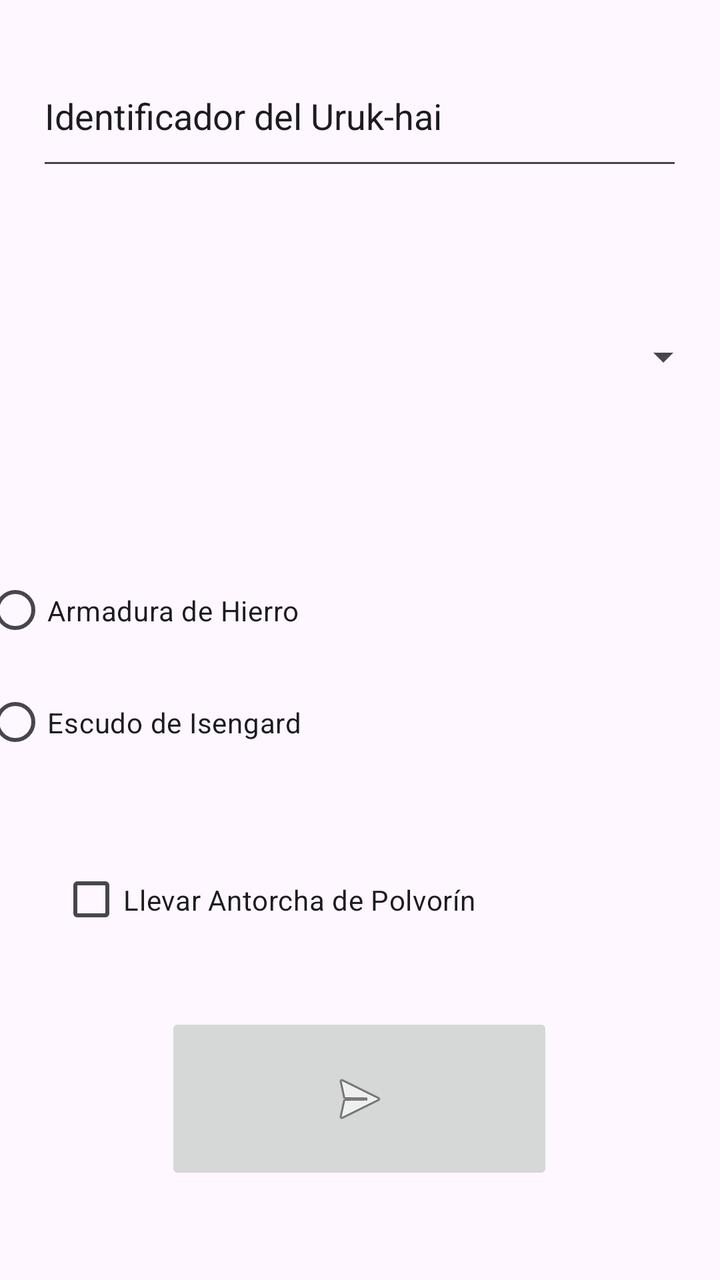
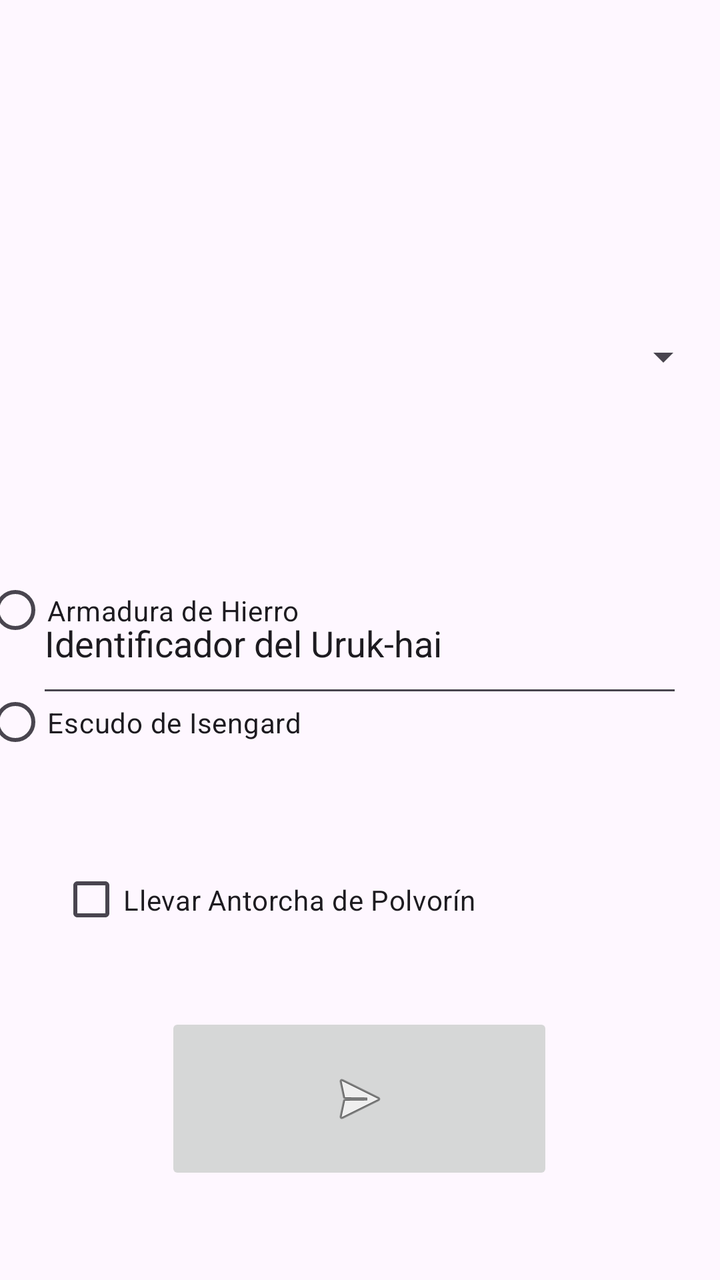

An Android layout rendered at two revisions. The XML below is the earlier revision; the diff shows what the commit changed to produce the second picture.
<!-- AndroidManifest.xml: application theme Theme.Examen_Practico -->
<!-- res/layout/activity_main.xml -->
<?xml version="1.0" encoding="utf-8"?>
<androidx.constraintlayout.widget.ConstraintLayout xmlns:android="http://schemas.android.com/apk/res/android"
    xmlns:app="http://schemas.android.com/apk/res-auto"
    xmlns:tools="http://schemas.android.com/tools"
    android:id="@+id/main"
    android:layout_width="match_parent"
    android:layout_height="match_parent"
    tools:context=".MainActivity">

    <EditText
        android:id="@+id/nombreUh"
        android:layout_width="323dp"
        android:layout_height="67dp"
        android:ems="10"
        android:inputType="text"
        android:text="Identificador del Uruk-hai"
        app:layout_constraintBottom_toBottomOf="parent"
        app:layout_constraintEnd_toEndOf="parent"
        app:layout_constraintHorizontal_bias="0.497"
        app:layout_constraintStart_toStartOf="parent"
        app:layout_constraintTop_toTopOf="parent"
        app:layout_constraintVertical_bias="0.04" />

    <Spinner
        android:id="@+id/TipUd"
        android:layout_width="351dp"
        android:layout_height="69dp"
        app:layout_constraintBottom_toBottomOf="parent"
        app:layout_constraintEnd_toEndOf="parent"
        app:layout_constraintStart_toStartOf="parent"
        app:layout_constraintTop_toTopOf="parent"
        app:layout_constraintVertical_bias="0.252" />

    <RadioGroup
        android:id="@+id/cajaOpc"
        android:layout_width="378dp"
        android:layout_height="112dp"
        app:layout_constraintBottom_toBottomOf="parent"
        app:layout_constraintEnd_toEndOf="parent"
        app:layout_constraintHorizontal_bias="0.484"
        app:layout_constraintStart_toStartOf="parent"
        app:layout_constraintTop_toTopOf="parent"
        app:layout_constraintVertical_bias="0.526">

        <RadioButton
            android:id="@+id/opc1"
            android:layout_width="match_parent"
            android:layout_height="55dp"
            android:text="Armadura de Hierro" />

        <RadioButton
            android:id="@+id/opc2"
            android:layout_width="match_parent"
            android:layout_height="57dp"
            android:text="Escudo de Isengard" />
    </RadioGroup>

    <CheckBox
        android:id="@+id/cajaCheck"
        android:layout_width="300dp"
        android:layout_height="65dp"
        android:text="Llevar Antorcha de Polvorín"
        app:layout_constraintBottom_toBottomOf="parent"
        app:layout_constraintEnd_toEndOf="parent"
        app:layout_constraintHorizontal_bias="0.495"
        app:layout_constraintStart_toStartOf="parent"
        app:layout_constraintTop_toTopOf="parent"
        app:layout_constraintVertical_bias="0.726" />

    <ImageButton
        android:id="@+id/envioTp"
        android:layout_width="194dp"
        android:layout_height="86dp"
        android:contentDescription="enviarTropa"
        app:layout_constraintBottom_toBottomOf="parent"
        app:layout_constraintEnd_toEndOf="parent"
        app:layout_constraintHorizontal_bias="0.497"
        app:layout_constraintStart_toStartOf="parent"
        app:layout_constraintTop_toTopOf="parent"
        app:layout_constraintVertical_bias="0.914"
        app:srcCompat="@android:drawable/ic_menu_send" />

</androidx.constraintlayout.widget.ConstraintLayout>
<!-- resources referenced by this layout -->
<resources>
  <style name="Theme.Examen_Practico" parent="Base.Theme.Examen_Practico" />
  <style name="Base.Theme.Examen_Practico" parent="Theme.Material3.DayNight.NoActionBar">
          
          
      </style>
</resources>

<!-- the commit's change to res/layout/activity_main.xml (unified diff, before → after) -->
@@ -18,8 +18,8 @@
         app:layout_constraintEnd_toEndOf="parent"
         app:layout_constraintHorizontal_bias="0.497"
         app:layout_constraintStart_toStartOf="parent"
-        app:layout_constraintTop_toTopOf="parent"
-        app:layout_constraintVertical_bias="0.04" />
+        app:layout_constraintTop_toTopOf="parent" />
+
 
     <Spinner
         android:id="@+id/TipUd"
